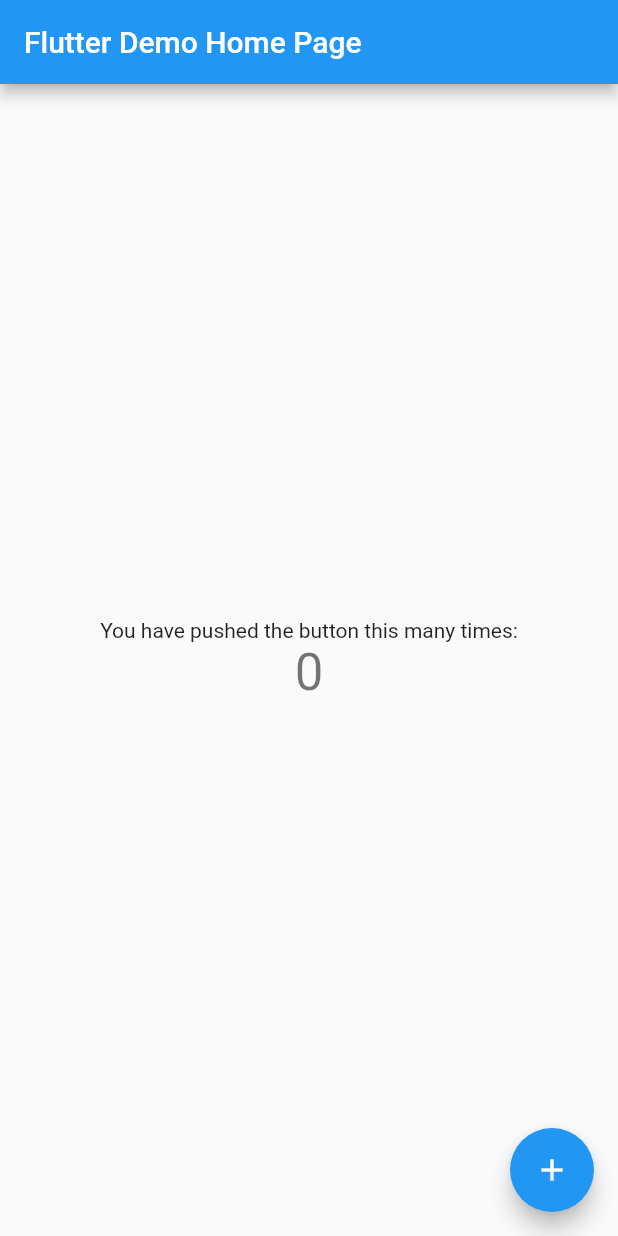
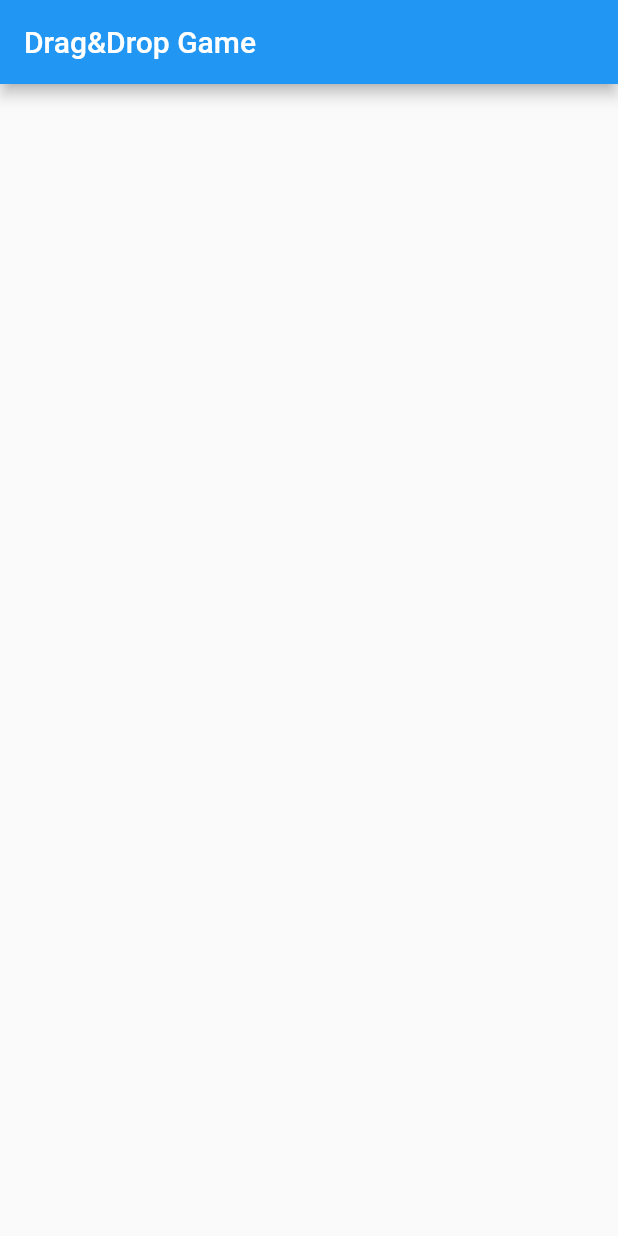
Before and after one commit to lohanidamodar/flutter_dnd, a Flutter app: the screen it shows after launch, on a phone screen of 412 x 824 dp. Run offline on Flutter 3.47's test engine with Material 2 defaults, Android fonts, the phone set to English and light mode, and no system bars.

Commit message:
basic setup

```diff
--- a/lib/main.dart
+++ b/lib/main.dart
@@ -3,109 +3,36 @@ import 'package:flutter/material.dart';
 void main() => runApp(MyApp());
 
 class MyApp extends StatelessWidget {
-  // This widget is the root of your application.
   @override
   Widget build(BuildContext context) {
     return MaterialApp(
-      title: 'Flutter Demo',
+      title: 'Flutter Drag and Drop Game',
       theme: ThemeData(
-        // This is the theme of your application.
-        //
-        // Try running your application with "flutter run". You'll see the
-        // application has a blue toolbar. Then, without quitting the app, try
-        // changing the primarySwatch below to Colors.green and then invoke
-        // "hot reload" (press "r" in the console where you ran "flutter run",
-        // or simply save your changes to "hot reload" in a Flutter IDE).
-        // Notice that the counter didn't reset back to zero; the application
-        // is not restarted.
         primarySwatch: Colors.blue,
       ),
-      home: MyHomePage(title: 'Flutter Demo Home Page'),
+      home: HomePage(),
     );
   }
 }
 
-class MyHomePage extends StatefulWidget {
-  MyHomePage({Key key, this.title}) : super(key: key);
 
-  // This widget is the home page of your application. It is stateful, meaning
-  // that it has a State object (defined below) that contains fields that affect
-  // how it looks.
-
-  // This class is the configuration for the state. It holds the values (in this
-  // case the title) provided by the parent (in this case the App widget) and
-  // used by the build method of the State. Fields in a Widget subclass are
-  // always marked "final".
-
-  final String title;
-
+class HomePage extends StatefulWidget {
   @override
-  _MyHomePageState createState() => _MyHomePageState();
+  _HomePageState createState() => _HomePageState();
 }
 
-class _MyHomePageState extends State<MyHomePage> {
-  int _counter = 0;
-
-  void _incrementCounter() {
-    setState(() {
-      // This call to setState tells the Flutter framework that something has
-      // changed in this State, which causes it to rerun the build method below
-      // so that the display can reflect the updated values. If we changed
-      // _counter without calling setState(), then the build method would not be
-      // called again, and so nothing would appear to happen.
-      _counter++;
-    });
-  }
-
+class _HomePageState extends State<HomePage> {
   @override
-  Widget build(BuildContext context) {
-    // This method is rerun every time setState is called, for instance as done
-    // by the _incrementCounter method above.
-    //
-    // The Flutter framework has been optimized to make rerunning build methods
-    // fast, so that you can just rebuild anything that needs updating rather
-    // than having to individually change instances of widgets.
+  Widget build(BuildContext context){
     return Scaffold(
       appBar: AppBar(
-        // Here we take the value from the MyHomePage object that was created by
-        // the App.build method, and use it to set our appbar title.
-        title: Text(widget.title),
+        title: Text('Drag&Drop Game'),
       ),
-      body: Center(
-        // Center is a layout widget. It takes a single child and positions it
-        // in the middle of the parent.
+      body: SingleChildScrollView(
         child: Column(
-          // Column is also layout widget. It takes a list of children and
-          // arranges them vertically. By default, it sizes itself to fit its
-          // children horizontally, and tries to be as tall as its parent.
-          //
-          // Invoke "debug painting" (press "p" in the console, choose the
-          // "Toggle Debug Paint" action from the Flutter Inspector in Android
-          // Studio, or the "Toggle Debug Paint" command in Visual Studio Code)
-          // to see the wireframe for each widget.
-          //
-          // Column has various properties to control how it sizes itself and
-          // how it positions its children. Here we use mainAxisAlignment to
-          // center the children vertically; the main axis here is the vertical
-          // axis because Columns are vertical (the cross axis would be
-          // horizontal).
-          mainAxisAlignment: MainAxisAlignment.center,
-          children: <Widget>[
-            Text(
-              'You have pushed the button this many times:',
-            ),
-            Text(
-              '$_counter',
-              style: Theme.of(context).textTheme.display1,
-            ),
-          ],
+          children: <Widget>[],
         ),
       ),
-      floatingActionButton: FloatingActionButton(
-        onPressed: _incrementCounter,
-        tooltip: 'Increment',
-        child: Icon(Icons.add),
-      ), // This trailing comma makes auto-formatting nicer for build methods.
     );
   }
 }
```
Also changed, not shown: pubspec.yaml (+1 -53 lines), pubspec.lock.
